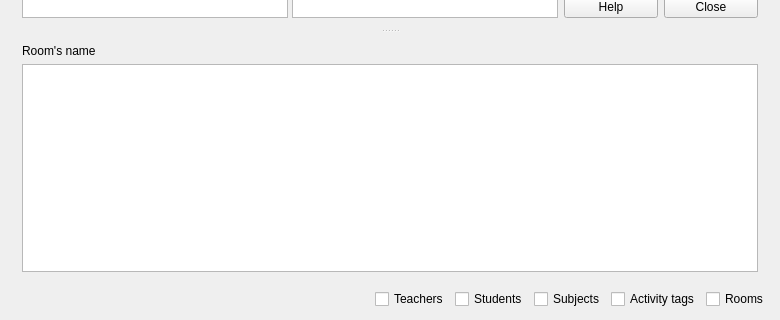
vonmecheln/fet, file fet/src/interface/timetableviewroomsdaysverticalform_template.ui: the form before one commit; both pictures show x 0 to 780 and y 210 to 530 of the 780 by 530 pixel window.
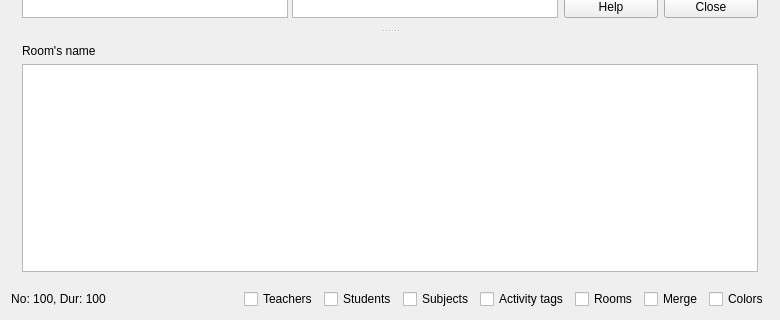
The form after the commit.

Diff of the .ui file:
```diff
--- a/fet/src/interface/timetableviewroomsdaysverticalform_template.ui
+++ b/fet/src/interface/timetableviewroomsdaysverticalform_template.ui
@@ -125,6 +125,19 @@
    </item>
    <item row="1" column="0">
     <layout class="QHBoxLayout" name="horizontalLayout_4">
+     <item>
+      <widget class="QLabel" name="numberAndDurationTextLabel">
+       <property name="text">
+        <string notr="true">No: 100, Dur: 100</string>
+       </property>
+       <property name="alignment">
+        <set>Qt::AlignmentFlag::AlignCenter</set>
+       </property>
+       <property name="wordWrap">
+        <bool>false</bool>
+       </property>
+      </widget>
+     </item>
      <item>
       <spacer name="horizontalSpacer">
        <property name="orientation">
@@ -173,6 +186,20 @@
        </property>
       </widget>
      </item>
+     <item>
+      <widget class="QCheckBox" name="spanCheckBox">
+       <property name="text">
+        <string extracomment="It means that the cells for the same activity will be merged.">Merge</string>
+       </property>
+      </widget>
+     </item>
+     <item>
+      <widget class="QCheckBox" name="colorsCheckBox">
+       <property name="text">
+        <string extracomment="It means to use colors in the timetable view.">Colors</string>
+       </property>
+      </widget>
+     </item>
     </layout>
    </item>
   </layout>
```
Left out of the diff: 8 changed lines with no effect on the pictures.
